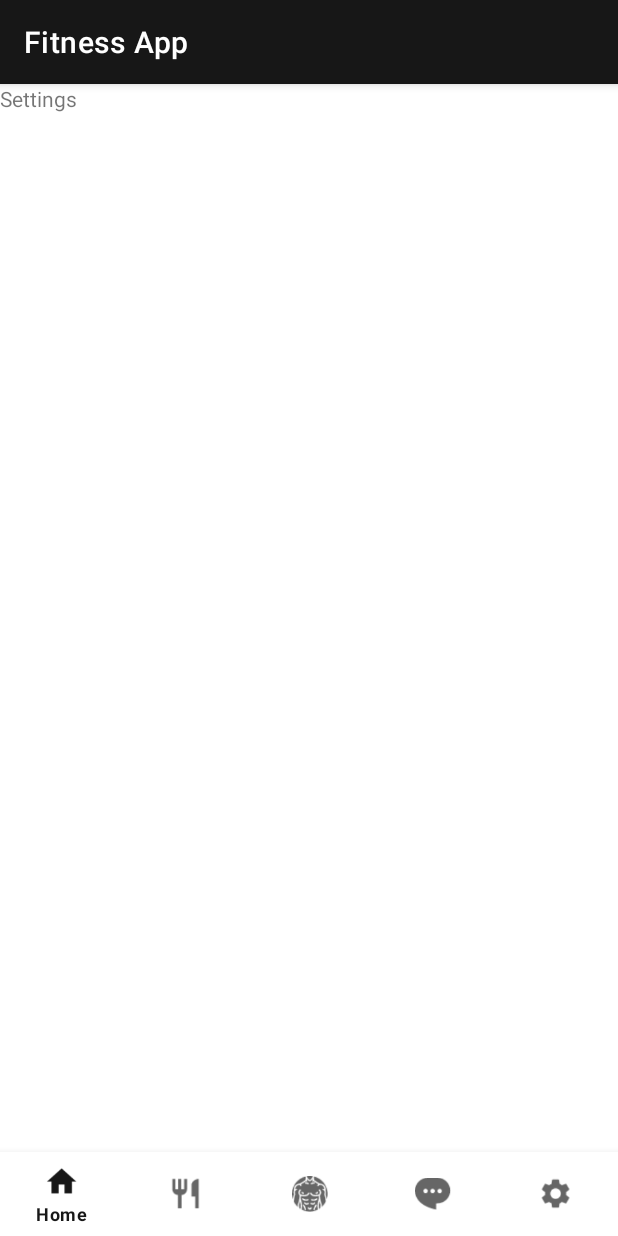
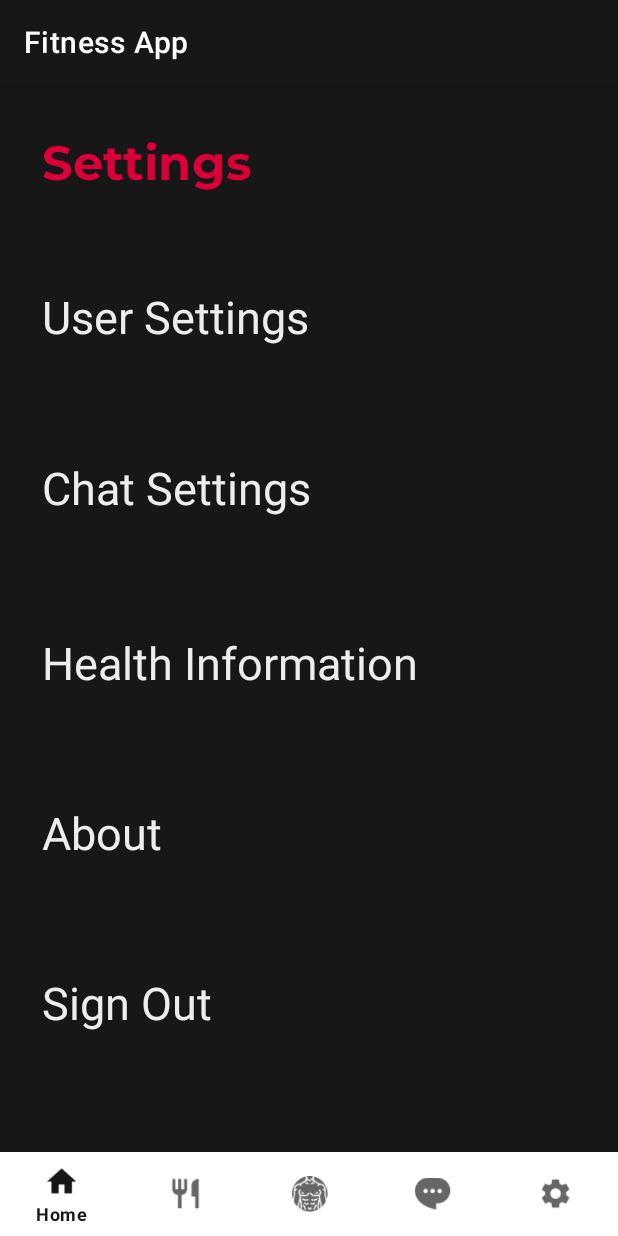
Before and after one commit to AzharMoosa/fitness-guide, an Android app: the fragment Settings placed in its activity, on a phone screen of 412 x 824 dp. Run offline under Robolectric (Android 15) with nearby library versions, the phone set to English and light mode, and no system bars; our stand-ins replace Volley; network calls fail.

Commit message:
Sign Out Button

```diff
--- a/app/src/main/AndroidManifest.xml
+++ b/app/src/main/AndroidManifest.xml
@@ -10,7 +10,11 @@
     android:supportsRtl="true"
     android:theme="@style/Theme.FitnessApp"
     android:usesCleartextTraffic="true">
-    <activity android:name=".routines.EditRoutine"></activity>
+    <activity android:name=".settings.About"></activity>
+    <activity android:name=".settings.HealthInformation" />
+    <activity android:name=".settings.ChatSettings" />
+    <activity android:name=".settings.UserSettings" />
+    <activity android:name=".routines.EditRoutine" />
     <activity android:name=".routines.CreateRoutine" />
     <activity android:name=".routines.ViewRoutine" />
     <activity android:name=".routines.Routines" />
--- a/app/src/main/java/com/example/fitnessapp/menu/Settings.java
+++ b/app/src/main/java/com/example/fitnessapp/menu/Settings.java
@@ -1,10 +1,15 @@
 package com.example.fitnessapp.menu;
 
+import static com.example.fitnessapp.auth.Authentication.clearToken;
+
+import android.content.Intent;
 import android.os.Bundle;
-import androidx.fragment.app.Fragment;
 import android.view.LayoutInflater;
 import android.view.View;
 import android.view.ViewGroup;
+import android.widget.TextView;
+import androidx.fragment.app.Fragment;
+import com.example.fitnessapp.MainActivity;
 import com.example.fitnessapp.R;
 
 /**
@@ -53,10 +58,20 @@ public class Settings extends Fragment {
     }
   }
 
+  public void signOut(View v) {
+    clearToken(getContext());
+    startActivity(new Intent(v.getContext(), MainActivity.class));
+  }
+
   @Override
   public View onCreateView(LayoutInflater inflater, ViewGroup container,
       Bundle savedInstanceState) {
-    // Inflate the layout for this fragment
-    return inflater.inflate(R.layout.fragment_settings, container, false);
+    View view = inflater.inflate(R.layout.fragment_settings, container, false);
+    TextView signOutBtn = view.findViewById(R.id.sign_out);
+    signOutBtn.setOnClickListener(v -> {
+      clearToken(getContext());
+      startActivity(new Intent(v.getContext(), MainActivity.class));
+    });
+    return view;
   }
 }
--- a/app/src/main/res/layout/fragment_settings.xml
+++ b/app/src/main/res/layout/fragment_settings.xml
@@ -1,14 +1,95 @@
 <?xml version="1.0" encoding="utf-8"?>
 <FrameLayout xmlns:android="http://schemas.android.com/apk/res/android"
+  xmlns:app="http://schemas.android.com/apk/res-auto"
   xmlns:tools="http://schemas.android.com/tools"
   android:layout_width="match_parent"
   android:layout_height="match_parent"
   tools:context=".menu.Settings">
 
   <!-- TODO: Update blank fragment layout -->
-  <TextView
+  <androidx.constraintlayout.widget.ConstraintLayout
     android:layout_width="match_parent"
     android:layout_height="match_parent"
-    android:text="Settings" />
+    android:background="@color/primary_bg">
+    <TextView
+      android:id="@+id/textView13"
+      android:layout_width="wrap_content"
+      android:layout_height="wrap_content"
+      android:fontFamily="@font/montserrat_bold"
+      android:text="@string/settings"
+      android:textColor="@color/red"
+      android:textSize="32sp"
+      app:layout_constraintBottom_toBottomOf="parent"
+      app:layout_constraintEnd_toEndOf="parent"
+      app:layout_constraintHorizontal_bias="0.102"
+      app:layout_constraintStart_toStartOf="parent"
+      app:layout_constraintTop_toTopOf="parent"
+      app:layout_constraintVertical_bias="0.044" />
+    <TextView
+      android:id="@+id/textView14"
+      android:layout_width="wrap_content"
+      android:layout_height="wrap_content"
+      android:text="@string/user_settings"
+      android:textColor="@color/primary_text"
+      android:textSize="30sp"
+      app:layout_constraintBottom_toBottomOf="parent"
+      app:layout_constraintEnd_toEndOf="parent"
+      app:layout_constraintHorizontal_bias="0.12"
+      app:layout_constraintStart_toStartOf="parent"
+      app:layout_constraintTop_toTopOf="parent"
+      app:layout_constraintVertical_bias="0.185" />
+    <TextView
+      android:id="@+id/textView17"
+      android:layout_width="wrap_content"
+      android:layout_height="wrap_content"
+      android:text="@string/health_information"
+      android:textColor="@color/primary_text"
+      android:textSize="30sp"
+      app:layout_constraintBottom_toBottomOf="parent"
+      app:layout_constraintEnd_toEndOf="parent"
+      app:layout_constraintHorizontal_bias="0.175"
+      app:layout_constraintStart_toStartOf="parent"
+      app:layout_constraintTop_toTopOf="parent"
+      app:layout_constraintVertical_bias="0.502" />
+    <TextView
+      android:id="@+id/textView18"
+      android:layout_width="wrap_content"
+      android:layout_height="wrap_content"
+      android:text="@string/about"
+      android:textColor="@color/primary_text"
+      android:textSize="30sp"
+      app:layout_constraintBottom_toBottomOf="parent"
+      app:layout_constraintEnd_toEndOf="parent"
+      app:layout_constraintHorizontal_bias="0.084"
+      app:layout_constraintStart_toStartOf="parent"
+      app:layout_constraintTop_toTopOf="parent"
+      app:layout_constraintVertical_bias="0.658" />
+    <TextView
+      android:id="@+id/sign_out"
+      android:layout_width="wrap_content"
+      android:layout_height="wrap_content"
+      android:text="@string/sign_out"
+      android:textColor="@color/primary_text"
+      android:textSize="30sp"
+      app:layout_constraintBottom_toBottomOf="parent"
+      app:layout_constraintEnd_toEndOf="parent"
+      app:layout_constraintHorizontal_bias="0.094"
+      app:layout_constraintStart_toStartOf="parent"
+      app:layout_constraintTop_toTopOf="parent"
+      app:layout_constraintVertical_bias="0.814" />
+    <TextView
+      android:id="@+id/textView15"
+      android:layout_width="wrap_content"
+      android:layout_height="wrap_content"
+      android:text="@string/chat_settings"
+      android:textColor="@color/primary_text"
+      android:textSize="30sp"
+      app:layout_constraintBottom_toBottomOf="parent"
+      app:layout_constraintEnd_toEndOf="parent"
+      app:layout_constraintHorizontal_bias="0.121"
+      app:layout_constraintStart_toStartOf="parent"
+      app:layout_constraintTop_toTopOf="parent"
+      app:layout_constraintVertical_bias="0.342" />
+  </androidx.constraintlayout.widget.ConstraintLayout>
 
 </FrameLayout>
--- a/app/src/main/res/values/strings.xml
+++ b/app/src/main/res/values/strings.xml
@@ -28,4 +28,10 @@
   <string name="create_routine_btn">Create Routine Btn</string>
   <string name="set_as_current_routine">Set As Current Routine</string>
   <string name="monday">Monday</string>
+  <string name="settings">Settings</string>
+  <string name="user_settings">User Settings</string>
+  <string name="chat_settings">Chat Settings</string>
+  <string name="health_information">Health Information</string>
+  <string name="about">About</string>
+  <string name="sign_out">Sign Out</string>
 </resources>
```
Also changed, not shown: app/src/main/java/com/example/fitnessapp/auth/SignUp.java (+5 -3 lines), app/src/main/java/com/example/fitnessapp/settings/About.java (added, +14 -0 lines), app/src/main/java/com/example/fitnessapp/settings/ChatSettings.java (added, +14 -0 lines), app/src/main/java/com/example/fitnessapp/settings/HealthInformation.java (added, +14 -0 lines), app/src/main/java/com/example/fitnessapp/settings/UserSettings.java (added, +14 -0 lines), app/src/main/res/layout/activity_about.xml (added, +9 -0 lines), app/src/main/res/layout/activity_chat_settings.xml (added, +9 -0 lines), app/src/main/res/layout/activity_health_information.xml (added, +9 -0 lines), app/src/main/res/layout/activity_user_settings.xml (added, +9 -0 lines).
